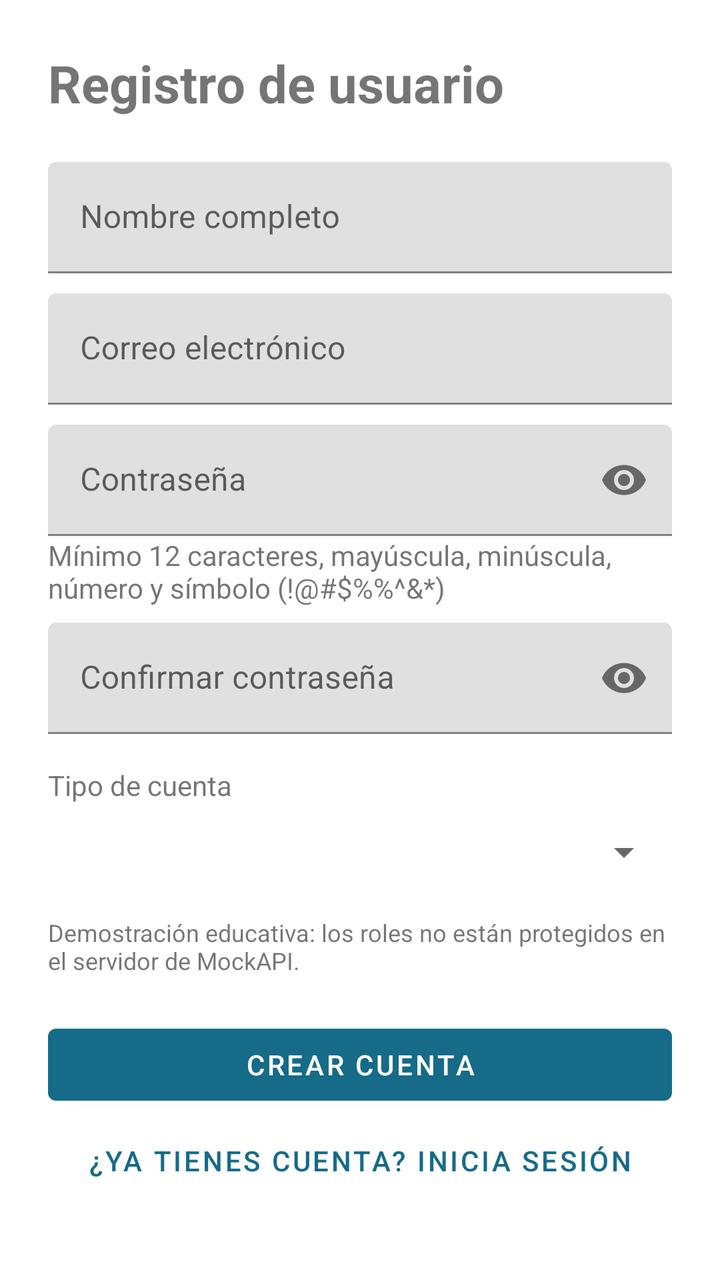
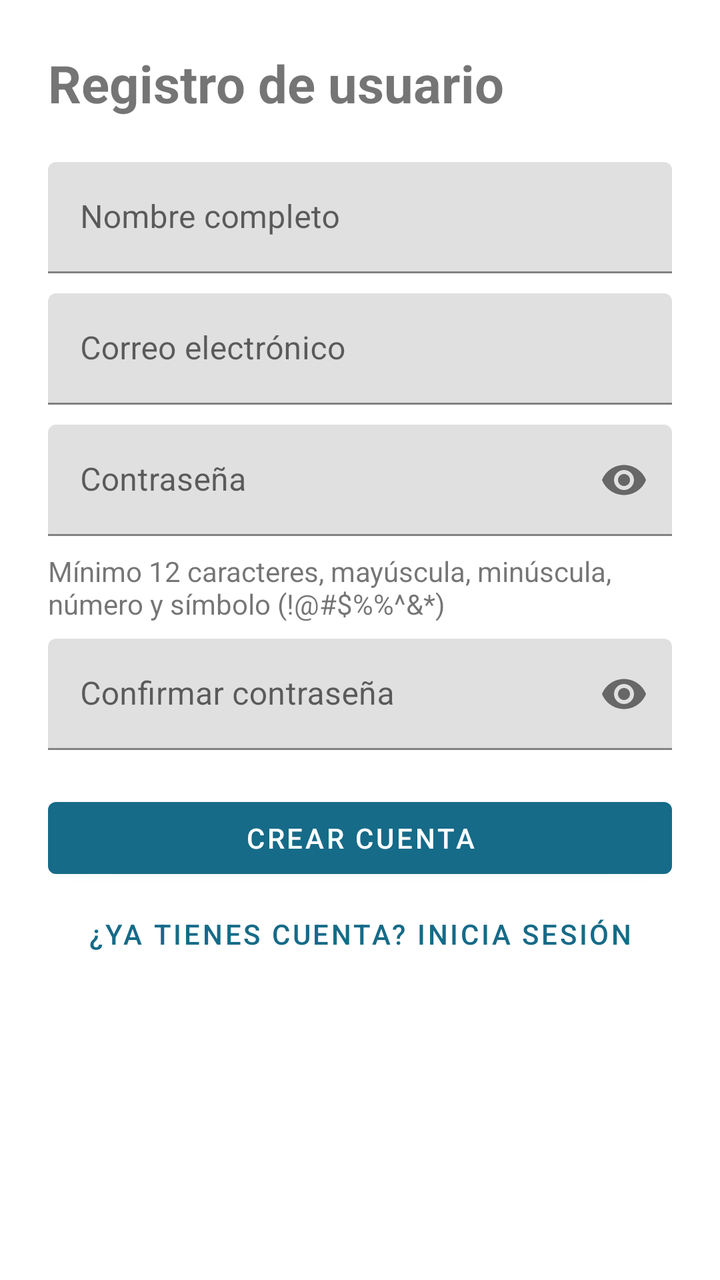

An Android layout rendered at two revisions. The XML below is the earlier revision; the diff shows what the commit changed to produce the second picture.
<!-- AndroidManifest.xml: application theme Theme.AprendeApp -->
<!-- res/layout/activity_register.xml -->
<?xml version="1.0" encoding="utf-8"?>
<ScrollView xmlns:android="http://schemas.android.com/apk/res/android"
    xmlns:app="http://schemas.android.com/apk/res-auto"
    android:layout_width="match_parent" android:layout_height="match_parent"
    android:fillViewport="true" android:padding="24dp">
    <LinearLayout android:layout_width="match_parent" android:layout_height="wrap_content" android:orientation="vertical">
        <TextView android:layout_width="match_parent" android:layout_height="wrap_content"
            android:text="@string/register_title" android:textSize="26sp" android:textStyle="bold"
            android:layout_marginBottom="22dp" />
        <com.google.android.material.textfield.TextInputLayout android:layout_width="match_parent" android:layout_height="wrap_content"
            android:hint="@string/label_name">
            <com.google.android.material.textfield.TextInputEditText android:id="@+id/nameInput"
                android:layout_width="match_parent" android:layout_height="wrap_content"
                android:inputType="textPersonName" />
        </com.google.android.material.textfield.TextInputLayout>
        <com.google.android.material.textfield.TextInputLayout android:layout_width="match_parent" android:layout_height="wrap_content"
            android:hint="@string/label_email" android:layout_marginTop="10dp">
            <com.google.android.material.textfield.TextInputEditText android:id="@+id/emailInput"
                android:layout_width="match_parent" android:layout_height="wrap_content"
                android:inputType="textEmailAddress" />
        </com.google.android.material.textfield.TextInputLayout>
        <com.google.android.material.textfield.TextInputLayout android:layout_width="match_parent" android:layout_height="wrap_content"
            android:hint="@string/label_password" app:endIconMode="password_toggle" android:layout_marginTop="10dp">
            <com.google.android.material.textfield.TextInputEditText android:id="@+id/passwordInput"
                android:layout_width="match_parent" android:layout_height="wrap_content"
                android:inputType="textPassword" />
        </com.google.android.material.textfield.TextInputLayout>
        <TextView android:layout_width="match_parent" android:layout_height="wrap_content"
            android:text="@string/password_help" android:layout_marginBottom="8dp" />
        <com.google.android.material.textfield.TextInputLayout android:layout_width="match_parent" android:layout_height="wrap_content"
            android:hint="@string/label_confirm_password" app:endIconMode="password_toggle">
            <com.google.android.material.textfield.TextInputEditText android:id="@+id/confirmInput"
                android:layout_width="match_parent" android:layout_height="wrap_content"
                android:inputType="textPassword" />
        </com.google.android.material.textfield.TextInputLayout>
        <TextView android:layout_width="match_parent" android:layout_height="wrap_content"
            android:text="@string/label_role" android:layout_marginTop="16dp" />
        <Spinner android:id="@+id/roleSpinner" android:layout_width="match_parent"
            android:layout_height="48dp" />
        <TextView android:layout_width="match_parent" android:layout_height="wrap_content"
            android:text="@string/warning_demo" android:textSize="12sp" android:layout_marginTop="8dp" />
        <com.google.android.material.button.MaterialButton android:id="@+id/createButton"
            android:layout_width="match_parent" android:layout_height="wrap_content"
            android:layout_marginTop="20dp" android:text="@string/register" />
        <ProgressBar android:id="@+id/registerProgress" android:layout_width="wrap_content"
            android:layout_height="wrap_content" android:layout_gravity="center" android:visibility="gone" />
        <com.google.android.material.button.MaterialButton android:id="@+id/backButton"
            style="@style/Widget.MaterialComponents.Button.TextButton"
            android:layout_width="match_parent" android:layout_height="wrap_content" android:text="@string/existing_account" />
    </LinearLayout>
</ScrollView>
<!-- resources referenced by this layout -->
<resources>
  <string name="existing_account">¿Ya tienes cuenta? Inicia sesión</string>
  <string name="label_confirm_password">Confirmar contraseña</string>
  <string name="label_email">Correo electrónico</string>
  <string name="label_name">Nombre completo</string>
  <string name="label_password">Contraseña</string>
  <string name="label_role">Tipo de cuenta</string>
  <string name="password_help">Mínimo 12 caracteres, mayúscula, minúscula, número y símbolo (!@#$%%^&amp;*)</string>
  <string name="register">Crear cuenta</string>
  <string name="register_title">Registro de usuario</string>
  <string name="warning_demo">Demostración educativa: los roles no están protegidos en el servidor de MockAPI.</string>
  <style name="Theme.AprendeApp" parent="Theme.MaterialComponents.DayNight.NoActionBar">
          <item name="colorPrimary">#166B88</item>
          <item name="colorPrimaryVariant">#10506C</item>
          <item name="colorOnPrimary">#FFFFFF</item>
          <item name="colorSecondary">#B17639</item>
          <item name="android:statusBarColor">#10506C</item>
          <item name="android:navigationBarColor">#102733</item>
      </style>
</resources>

<!-- the commit's change to res/layout/activity_register.xml (unified diff, before → after) -->
@@ -1,51 +1,110 @@
 <?xml version="1.0" encoding="utf-8"?>
-<ScrollView xmlns:android="http://schemas.android.com/apk/res/android"
+<ScrollView
+    xmlns:android="http://schemas.android.com/apk/res/android"
     xmlns:app="http://schemas.android.com/apk/res-auto"
-    android:layout_width="match_parent" android:layout_height="match_parent"
-    android:fillViewport="true" android:padding="24dp">
-    <LinearLayout android:layout_width="match_parent" android:layout_height="wrap_content" android:orientation="vertical">
-        <TextView android:layout_width="match_parent" android:layout_height="wrap_content"
-            android:text="@string/register_title" android:textSize="26sp" android:textStyle="bold"
+    android:layout_width="match_parent"
+    android:layout_height="match_parent"
+    android:fillViewport="true"
+    android:padding="24dp">
+
+    <LinearLayout
+        android:layout_width="match_parent"
+        android:layout_height="wrap_content"
+        android:orientation="vertical">
+
+        <TextView
+            android:layout_width="match_parent"
+            android:layout_height="wrap_content"
+            android:text="@string/register_title"
+            android:textSize="26sp"
+            android:textStyle="bold"
             android:layout_marginBottom="22dp" />
-        <com.google.android.material.textfield.TextInputLayout android:layout_width="match_parent" android:layout_height="wrap_content"
+
+        <com.google.android.material.textfield.TextInputLayout
+            android:layout_width="match_parent"
+            android:layout_height="wrap_content"
             android:hint="@string/label_name">
-            <com.google.android.material.textfield.TextInputEditText android:id="@+id/nameInput"
-                android:layout_width="match_parent" android:layout_height="wrap_content"
+
+            <com.google.android.material.textfield.TextInputEditText
+                android:id="@+id/nameInput"
+                android:layout_width="match_parent"
+                android:layout_height="wrap_content"
                 android:inputType="textPersonName" />
+
         </com.google.android.material.textfield.TextInputLayout>
-        <com.google.android.material.textfield.TextInputLayout android:layout_width="match_parent" android:layout_height="wrap_content"
-            android:hint="@string/label_email" android:layout_marginTop="10dp">
-            <com.google.android.material.textfield.TextInputEditText android:id="@+id/emailInput"
-                android:layout_width="match_parent" android:layout_height="wrap_content"
+
+        <com.google.android.material.textfield.TextInputLayout
+            android:layout_width="match_parent"
+            android:layout_height="wrap_content"
+            android:layout_marginTop="10dp"
+            android:hint="@string/label_email">
+
+            <com.google.android.material.textfield.TextInputEditText
+                android:id="@+id/emailInput"
+                android:layout_width="match_parent"
+                android:layout_height="wrap_content"
                 android:inputType="textEmailAddress" />
+
         </com.google.android.material.textfield.TextInputLayout>
-        <com.google.android.material.textfield.TextInputLayout android:layout_width="match_parent" android:layout_height="wrap_content"
-            android:hint="@string/label_password" app:endIconMode="password_toggle" android:layout_marginTop="10dp">
-            <com.google.android.material.textfield.TextInputEditText android:id="@+id/passwordInput"
-                android:layout_width="match_parent" android:layout_height="wrap_content"
+
+        <com.google.android.material.textfield.TextInputLayout
+            android:layout_width="match_parent"
+            android:layout_height="wrap_content"
+            android:layout_marginTop="10dp"
+            android:hint="@string/label_password"
+            app:endIconMode="password_toggle">
+
+            <com.google.android.material.textfield.TextInputEditText
+                android:id="@+id/passwordInput"
+                android:layout_width="match_parent"
+                android:layout_height="wrap_content"
                 android:inputType="textPassword" />
+
         </com.google.android.material.textfield.TextInputLayout>
-        <TextView android:layout_width="match_parent" android:layout_height="wrap_content"
-            android:text="@string/password_help" android:layout_marginBottom="8dp" />
-        <com.google.android.material.textfield.TextInputLayout android:layout_width="match_parent" android:layout_height="wrap_content"
-            android:hint="@string/label_confirm_password" app:endIconMode="password_toggle">
-            <com.google.android.material.textfield.TextInputEditText android:id="@+id/confirmInput"
-                android:layout_width="match_parent" android:layout_height="wrap_content"
+
+        <TextView
+            android:layout_width="match_parent"
+            android:layout_height="wrap_content"
+            android:layout_marginTop="8dp"
+            android:layout_marginBottom="8dp"
+            android:text="@string/password_help" />
+
+        <com.google.android.material.textfield.TextInputLayout
+            android:layout_width="match_parent"
+            android:layout_height="wrap_content"
+            android:hint="@string/label_confirm_password"
+            app:endIconMode="password_toggle">
+
+            <com.google.android.material.textfield.TextInputEditText
+                android:id="@+id/confirmInput"
+                android:layout_width="match_parent"
+                android:layout_height="wrap_content"
                 android:inputType="textPassword" />
+
         </com.google.android.material.textfield.TextInputLayout>
-        <TextView android:layout_width="match_parent" android:layout_height="wrap_content"
-            android:text="@string/label_role" android:layout_marginTop="16dp" />
-        <Spinner android:id="@+id/roleSpinner" android:layout_width="match_parent"
-            android:layout_height="48dp" />
-        <TextView android:layout_width="match_parent" android:layout_height="wrap_content"
-            android:text="@string/warning_demo" android:textSize="12sp" android:layout_marginTop="8dp" />
-        <com.google.android.material.button.MaterialButton android:id="@+id/createButton"
-            android:layout_width="match_parent" android:layout_height="wrap_content"
-            android:layout_marginTop="20dp" android:text="@string/register" />
-        <ProgressBar android:id="@+id/registerProgress" android:layout_width="wrap_content"
-            android:layout_height="wrap_content" android:layout_gravity="center" android:visibility="gone" />
-        <com.google.android.material.button.MaterialButton android:id="@+id/backButton"
+
+        <com.google.android.material.button.MaterialButton
+            android:id="@+id/createButton"
+            android:layout_width="match_parent"
+            android:layout_height="wrap_content"
+            android:layout_marginTop="20dp"
+            android:text="@string/register" />
+
+        <ProgressBar
+            android:id="@+id/registerProgress"
+            android:layout_width="wrap_content"
+            android:layout_height="wrap_content"
+            android:layout_gravity="center"
+            android:layout_marginTop="12dp"
+            android:visibility="gone" />
+
+        <com.google.android.material.button.MaterialButton
+            android:id="@+id/backButton"
             style="@style/Widget.MaterialComponents.Button.TextButton"
-            android:layout_width="match_parent" android:layout_height="wrap_content" android:text="@string/existing_account" />
+            android:layout_width="match_parent"
+            android:layout_height="wrap_content"
+            android:text="@string/existing_account" />
+
     </LinearLayout>
+
 </ScrollView>
<!-- resource entries referenced after the edit -->
@@ -5,11 +5,9 @@
   <string name="label_email">Correo electrónico</string>
   <string name="label_name">Nombre completo</string>
   <string name="label_password">Contraseña</string>
-  <string name="label_role">Tipo de cuenta</string>
   <string name="password_help">Mínimo 12 caracteres, mayúscula, minúscula, número y símbolo (!@#$%%^&amp;*)</string>
   <string name="register">Crear cuenta</string>
   <string name="register_title">Registro de usuario</string>
-  <string name="warning_demo">Demostración educativa: los roles no están protegidos en el servidor de MockAPI.</string>
   <style name="Theme.AprendeApp" parent="Theme.MaterialComponents.DayNight.NoActionBar">
           <item name="colorPrimary">#166B88</item>
           <item name="colorPrimaryVariant">#10506C</item>
